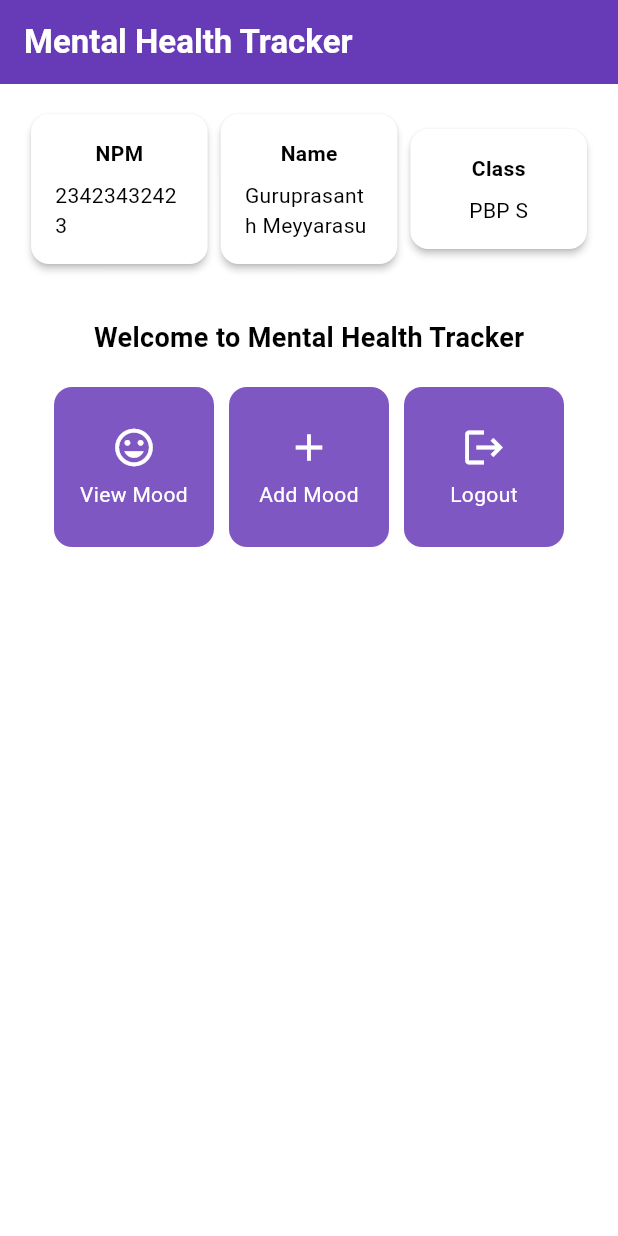
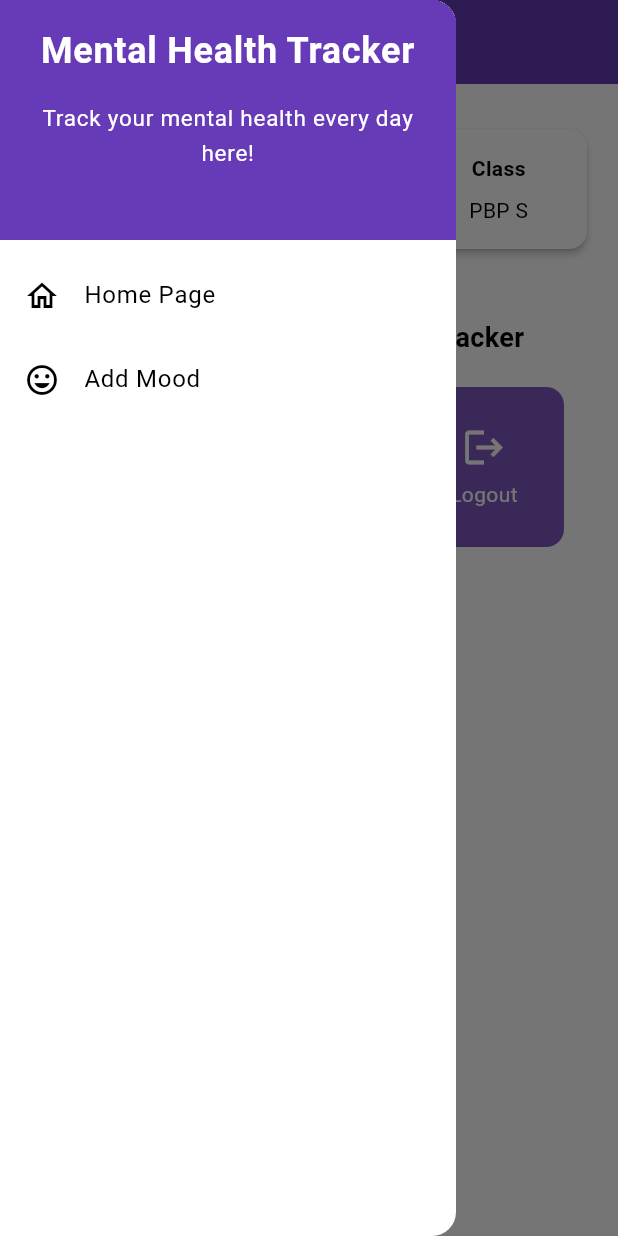
Before and after one commit to Goosegamer/mental-health-tracker-mobile, a Flutter app: the screen it shows after launch, with the side drawer open (before the commit the screen has no drawer), on a phone screen of 412 x 824 dp. Run offline on Flutter 3.47's test engine with Material 3 defaults, Android fonts, the phone set to English and light mode, and no system bars.

Commit message:
Tutorial 7

```diff
--- a/lib/menu.dart
+++ b/lib/menu.dart
@@ -1,4 +1,5 @@
 import 'package:flutter/material.dart';
+import 'package:mental_health_tracker/widgets/left_drawer.dart';
 
 class MyHomePage extends StatelessWidget {
   final String npm = '23423432423'; // NPM
@@ -25,7 +26,9 @@ class MyHomePage extends StatelessWidget {
           ),
         ),
         backgroundColor: Theme.of(context).colorScheme.primary,
+        iconTheme: const IconThemeData(color: Colors.white),
       ),
+      drawer: const LeftDrawer(),
       body: Padding(
         padding: const EdgeInsets.all(16.0),
         child: Column(
@@ -91,11 +94,15 @@ class ItemCard extends StatelessWidget {
       borderRadius: BorderRadius.circular(12),
       child: InkWell(
         onTap: () {
+          // Show SnackBar when clicked
           ScaffoldMessenger.of(context)
             ..hideCurrentSnackBar()
-            ..showSnackBar(
-              SnackBar(content: Text("You have pressed the ${item.name} button!")),
-            );
+            ..showSnackBar(SnackBar(
+                content: Text("You pressed the ${item.name} button!")));
+
+          // Navigate to the appropriate route (depending on the button type)
+          if (item.name == "Add Mood") {
+          }
         },
         child: Container(
           padding: const EdgeInsets.all(8),
--- /dev/null
+++ b/lib/widgets/left_drawer.dart
@@ -0,0 +1,69 @@
+import 'package:flutter/material.dart';
+import 'package:mental_health_tracker/menu.dart';
+import 'package:mental_health_tracker/moodentry_form.dart';
+
+class LeftDrawer extends StatelessWidget {
+  const LeftDrawer({super.key});
+
+  @override
+  Widget build(BuildContext context) {
+    return Drawer(
+      child: ListView(
+        children: [
+          DrawerHeader(
+            decoration: BoxDecoration(
+              color: Theme.of(context).colorScheme.primary,
+            ),
+            child: const Column(
+              children: [
+                Text(
+                  'Mental Health Tracker',
+                  textAlign: TextAlign.center,
+                  style: TextStyle(
+                    fontSize: 24,
+                    fontWeight: FontWeight.bold,
+                    color: Colors.white,
+                  ),
+                ),
+                Padding(padding: EdgeInsets.all(8)),
+                Text(
+                  "Track your mental health every day here!",
+                  textAlign: TextAlign.center,
+                  style: TextStyle(
+                    fontSize: 15,
+                    fontWeight: FontWeight.normal,
+                    color: Colors.white,
+                  ),
+                ),
+              ],
+            ),
+          ),
+          ListTile(
+            leading: const Icon(Icons.home_outlined),
+            title: const Text('Home Page'),
+            // Redirection part to MyHomePage
+            onTap: () {
+              Navigator.pushReplacement(
+                  context,
+                  MaterialPageRoute(
+                    builder: (context) => MyHomePage(),
+                  ));
+            },
+          ),
+          ListTile(
+            leading: const Icon(Icons.mood),
+            title: const Text('Add Mood'),
+            // Redirection part to MoodEntryFormPage
+            onTap: () {
+              Navigator.pushReplacement(
+                  context,
+                  MaterialPageRoute(
+                    builder: (context) => MoodEntryFormPage(),
+                  ));
+            },
+          ),
+        ],
+      ),
+    );
+  }
+}
```
Also changed, not shown: lib/moodentry_form.dart (added, +160 -0 lines).
